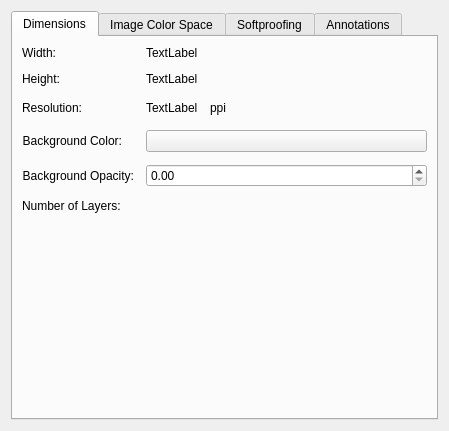
Above: libs/ui/forms/wdgimageproperties.ui from KDE/krita before the change. Below: the same form after it.
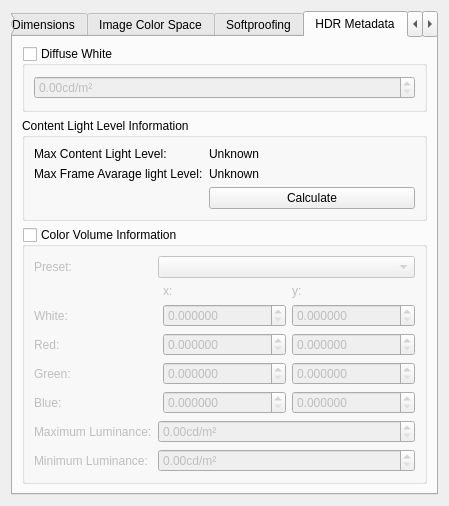
That is the form after the change. The open tabs and pages were chosen to show the change. Custom widgets are drawn as their Qt base class.

Commit message: Implement UI and data structures for HDR metadata in the image.

```diff
--- a/libs/ui/forms/wdgimageproperties.ui
+++ b/libs/ui/forms/wdgimageproperties.ui
@@ -11,7 +11,7 @@
     <x>0</x>
     <y>0</y>
     <width>449</width>
-    <height>431</height>
+    <height>504</height>
    </rect>
   </property>
   <property name="windowTitle">
@@ -297,6 +297,294 @@
        </item>
       </layout>
      </widget>
+     <widget class="QWidget" name="grpHdrMeta">
+      <attribute name="title">
+       <string>HDR Metadata</string>
+      </attribute>
+      <layout class="QVBoxLayout" name="verticalLayout_7">
+       <item>
+        <widget class="QGroupBox" name="gbxDiffuseWhite">
+         <property name="title">
+          <string>Diffuse White</string>
+         </property>
+         <property name="checkable">
+          <bool>true</bool>
+         </property>
+         <property name="checked">
+          <bool>false</bool>
+         </property>
+         <layout class="QVBoxLayout" name="verticalLayout_8">
+          <item>
+           <widget class="QDoubleSpinBox" name="spnDiffuseWhite">
+            <property name="suffix">
+             <string>cd/m²</string>
+            </property>
+            <property name="maximum">
+             <double>10000.000000000000000</double>
+            </property>
+           </widget>
+          </item>
+         </layout>
+        </widget>
+       </item>
+       <item>
+        <widget class="QGroupBox" name="gbxContentLightLevel">
+         <property name="title">
+          <string>Content Light Level Information</string>
+         </property>
+         <property name="checkable">
+          <bool>false</bool>
+         </property>
+         <property name="checked">
+          <bool>false</bool>
+         </property>
+         <layout class="QFormLayout" name="formLayout_3">
+          <item row="0" column="0">
+           <widget class="QLabel" name="label_14">
+            <property name="text">
+             <string>Max Content Light Level:</string>
+            </property>
+           </widget>
+          </item>
+          <item row="1" column="0">
+           <widget class="QLabel" name="label_15">
+            <property name="text">
+             <string>Max Frame Avarage light Level:</string>
+            </property>
+           </widget>
+          </item>
+          <item row="0" column="1">
+           <widget class="QLabel" name="lblMaxCll">
+            <property name="text">
+             <string>Unknown</string>
+            </property>
+           </widget>
+          </item>
+          <item row="1" column="1">
+           <widget class="QLabel" name="lblMaxFall">
+            <property name="text">
+             <string>Unknown</string>
+            </property>
+           </widget>
+          </item>
+          <item row="2" column="1">
+           <widget class="QPushButton" name="btnCalculateClli">
+            <property name="text">
+             <string>Calculate</string>
+            </property>
+           </widget>
+          </item>
+         </layout>
+        </widget>
+       </item>
+       <item>
+        <widget class="QGroupBox" name="gbxColorVolume">
+         <property name="title">
+          <string>Color Volume Information</string>
+         </property>
+         <property name="checkable">
+          <bool>true</bool>
+         </property>
+         <property name="checked">
+          <bool>false</bool>
+         </property>
+         <layout class="QFormLayout" name="formLayout_2">
+          <item row="0" column="0">
+           <widget class="QLabel" name="label_5">
+            <property name="text">
+             <string>Preset:</string>
+            </property>
+           </widget>
+          </item>
+          <item row="0" column="1">
+           <widget class="QComboBox" name="cmbColorVolumePresets"/>
+          </item>
+          <item row="2" column="1">
+           <widget class="QDoubleSpinBox" name="spnMaxLuminance">
+            <property name="suffix">
+             <string>cd/m²</string>
+            </property>
+            <property name="maximum">
+             <double>10000.000000000000000</double>
+            </property>
+           </widget>
+          </item>
+          <item row="3" column="1">
+           <widget class="QDoubleSpinBox" name="spnMinLuminance">
+            <property name="suffix">
+             <string>cd/m²</string>
+            </property>
+           </widget>
+          </item>
+          <item row="1" column="0" colspan="2">
+           <layout class="QGridLayout" name="gridLayout_2">
+            <item row="3" column="1">
+             <widget class="QDoubleSpinBox" name="spnGreenX">
+              <property name="decimals">
+               <number>6</number>
+              </property>
+              <property name="maximum">
+               <double>1.000000000000000</double>
+              </property>
+              <property name="singleStep">
+               <double>0.010000000000000</double>
+              </property>
+             </widget>
+            </item>
+            <item row="4" column="2">
+             <widget class="QDoubleSpinBox" name="spnBlueY">
+              <property name="decimals">
+               <number>6</number>
+              </property>
+              <property name="maximum">
+               <double>1.000000000000000</double>
+              </property>
+              <property name="singleStep">
+               <double>0.010000000000000</double>
+              </property>
+             </widget>
+            </item>
+            <item row="1" column="1">
+             <widget class="QDoubleSpinBox" name="spnWhiteX">
+              <property name="decimals">
+               <number>6</number>
+              </property>
+              <property name="maximum">
+               <double>1.000000000000000</double>
+              </property>
+              <property name="singleStep">
+               <double>0.010000000000000</double>
+              </property>
+             </widget>
+            </item>
+            <item row="1" column="2">
+             <widget class="QDoubleSpinBox" name="spnWhiteY">
+              <property name="decimals">
+               <number>6</number>
+              </property>
+              <property name="maximum">
+               <double>1.000000000000000</double>
+              </property>
+              <property name="singleStep">
+               <double>0.010000000000000</double>
+              </property>
+             </widget>
+            </item>
+            <item row="2" column="2">
+             <widget class="QDoubleSpinBox" name="spnRedY">
+              <property name="decimals">
+               <number>6</number>
+              </property>
+              <property name="maximum">
+               <double>1.000000000000000</double>
+              </property>
+              <property name="singleStep">
+               <double>0.010000000000000</double>
+              </property>
+             </widget>
+            </item>
+            <item row="2" column="1">
+             <widget class="QDoubleSpinBox" name="spnRedX">
+              <property name="decimals">
+               <number>6</number>
+              </property>
+              <property name="maximum">
+               <double>1.000000000000000</double>
+              </property>
+              <property name="singleStep">
+               <double>0.010000000000000</double>
+              </property>
+             </widget>
+            </item>
+            <item row="0" column="1">
+             <widget class="QLabel" name="label_6">
+              <property name="text">
+               <string>x:</string>
+              </property>
+             </widget>
+            </item>
+            <item row="0" column="2">
+             <widget class="QLabel" name="label_7">
+              <property name="text">
+               <string>y:</string>
+              </property>
+             </widget>
+            </item>
+            <item row="4" column="1">
+             <widget class="QDoubleSpinBox" name="spnBlueX">
+              <property name="decimals">
+               <number>6</number>
+              </property>
+              <property name="maximum">
+               <double>1.000000000000000</double>
+              </property>
+              <property name="singleStep">
+               <double>0.010000000000000</double>
+              </property>
+             </widget>
+            </item>
+            <item row="3" column="2">
+             <widget class="QDoubleSpinBox" name="spnGreenY">
+              <property name="decimals">
+               <number>6</number>
+              </property>
+              <property name="maximum">
+               <double>1.000000000000000</double>
+              </property>
+              <property name="singleStep">
+               <double>0.010000000000000</double>
+              </property>
+             </widget>
+            </item>
+            <item row="1" column="0">
+             <widget class="QLabel" name="label_8">
+              <property name="text">
+               <string>White:</string>
+              </property>
+             </widget>
+            </item>
+            <item row="2" column="0">
+             <widget class="QLabel" name="label_9">
+              <property name="text">
+               <string>Red:</string>
+              </property>
+             </widget>
+            </item>
+            <item row="3" column="0">
+             <widget class="QLabel" name="label_10">
+              <property name="text">
+               <string>Green:</string>
+              </property>
+             </widget>
+            </item>
+            <item row="4" column="0">
+             <widget class="QLabel" name="label_11">
+              <property name="text">
+               <string>Blue:</string>
+              </property>
+             </widget>
+            </item>
+           </layout>
+          </item>
+          <item row="2" column="0">
+           <widget class="QLabel" name="label_12">
+            <property name="text">
+             <string>Maximum Luminance:</string>
+            </property>
+           </widget>
+          </item>
+          <item row="3" column="0">
+           <widget class="QLabel" name="label_13">
+            <property name="text">
+             <string>Minimum Luminance:</string>
+            </property>
+           </widget>
+          </item>
+         </layout>
+        </widget>
+       </item>
+      </layout>
+     </widget>
      <widget class="QWidget" name="tab">
       <attribute name="title">
        <string>Annotations</string>
```
The commit also changes 8 other files.
